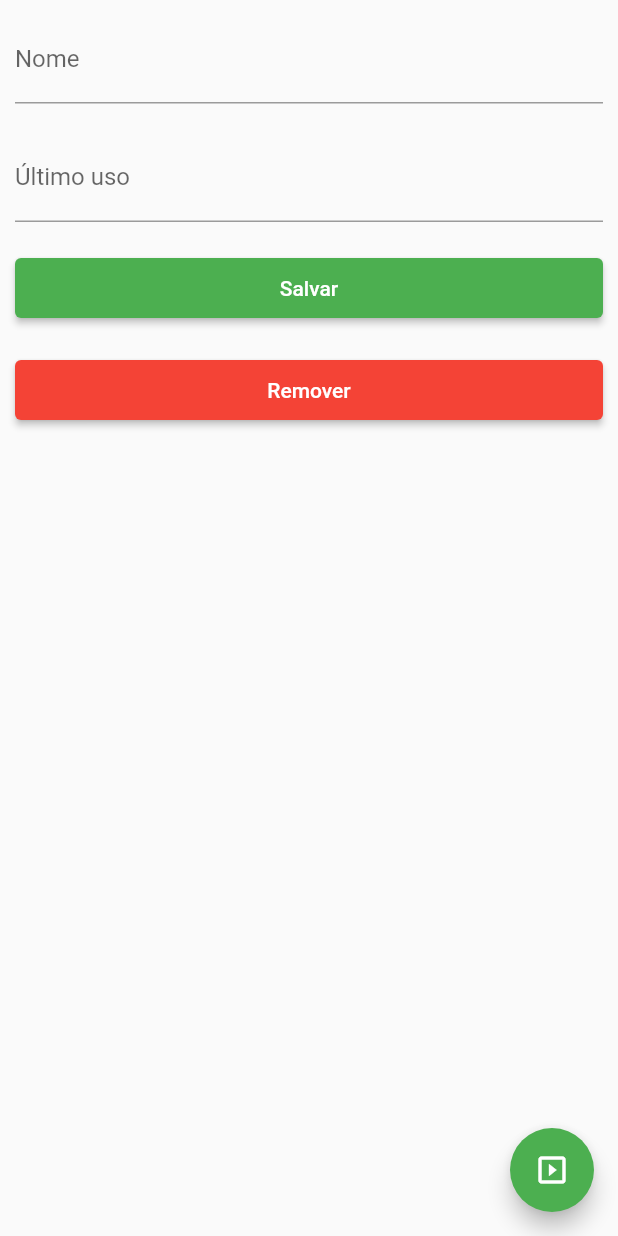
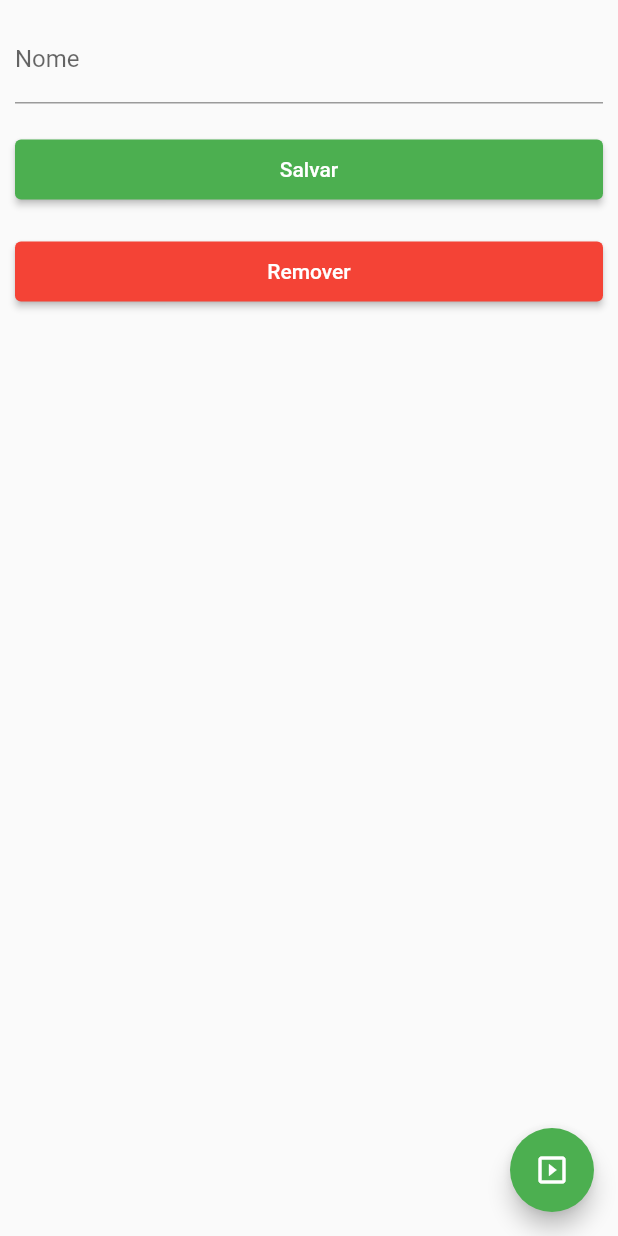
Before and after one commit to dias1618/lista_mercado_mobile, a Flutter app: the Descricao screen opened directly, on a phone screen of 412 x 824 dp. Run offline on Flutter 3.47's test engine with Material 2 defaults, Android fonts, the phone set to English and light mode, and no system bars; drawn by our look-alikes of reactive_forms; our stand-ins replace dio, flutter_easyloading, flutter_mobx, flutter_modular, mobx; generated files the repository leaves out were written again; network calls fail.

Commit message:
fix/retirada de dtUltimoUso

```diff
--- a/lib/app/models/lista_model.dart
+++ b/lib/app/models/lista_model.dart
@@ -4,18 +4,16 @@ class ListaModel{
 
   int id;
   String nmLista;
-  DateTime? dtUltimoUso;
 
   List<ItemModel> itens;
 
-  ListaModel(this.id, this.nmLista, this.dtUltimoUso, this.itens);
+  ListaModel(this.id, this.nmLista, this.itens);
 
 
   factory ListaModel.fromJson(Map<String, dynamic> json) {
     return ListaModel(
       (json['id'] ?? 0),
       json['nmLista'],
-      (json['dtUltimoUso'] != null ? DateTime.parse(json['dtUltimoUso'].toString()) : null),
       (json['itens'] != null ? ItemModel.fromJsonArray(json['itens']) : []),
     );
   }
@@ -24,7 +22,6 @@ class ListaModel{
     final Map<String, dynamic> data = <String, dynamic>{};
     data['id'] = id;
     data['nmLista'] = nmLista;
-    data['dtUltimoUso'] = dtUltimoUso?.toIso8601String();
     return data;
   }
 
--- a/lib/app/modules/home/home_page.dart
+++ b/lib/app/modules/home/home_page.dart
@@ -28,7 +28,6 @@ class _HomePageState extends ModularState<HomePage, HomeStore> {
           itemBuilder: (BuildContext ctxt, int index){
             return ItemListaWidget(
               listaModel: store.listas[index],
-              treatDataUltimoUso: store.treatDataUltimoUso,
               navigateLista: store.navigateLista,
             );
           }
--- a/lib/app/modules/home/home_store.dart
+++ b/lib/app/modules/home/home_store.dart
@@ -34,13 +34,6 @@ abstract class HomeStoreBase with Store {
     }
   }
 
-  String treatDataUltimoUso(ListaModel listaModel) {
-    if(listaModel.dtUltimoUso == null) {
-      return 'Nenhum uso';
-    }
-    return 'Último uso: ${DateFormat('dd/MM/yyyy').format(listaModel.dtUltimoUso!)}';
-  }
-
   void navigateLista(BuildContext context, ListaModel listaModel) async {
     Navigator.of(context).pushNamed(
       '/listas',
--- a/lib/app/modules/home/pages/lista/lista_store.dart
+++ b/lib/app/modules/home/pages/lista/lista_store.dart
@@ -20,7 +20,6 @@ abstract class _ListaStoreBase with Store {
   final form = FormGroup({
     'id': FormControl<int>(),
     'nmLista': FormControl<String>(),
-    'dtUltimoUso': FormControl<DateTime>(),
     'itens': FormControl<List<dynamic>>(),
   });
 
@@ -31,7 +30,6 @@ abstract class _ListaStoreBase with Store {
       form.patchValue({
         'id': this.listaModel!.id,
         'nmLista': this.listaModel!.nmLista,
-        'dtUltimoUso': this.listaModel!.dtUltimoUso,
       });
     }
   }
--- a/lib/app/modules/home/pages/lista/widgets/descricao_widget.dart
+++ b/lib/app/modules/home/pages/lista/widgets/descricao_widget.dart
@@ -36,11 +36,6 @@ class _DescricaoState extends ModularState<Descricao, ListaStore> {
                 'required': 'O nome da lista não pode ser vazio'
               }
             ),
-            const CustomReactiveDateField(
-              label: 'Último uso',
-              formControlName: 'dtUltimoUso',
-              readOnly: true,
-            ),
             CustomButton(
               label: 'Salvar',
               onPressed: store.salvar,
```
Also changed, not shown: lib/app/modules/home/widgets/item_lista_widget.dart (+0 -13 lines).
